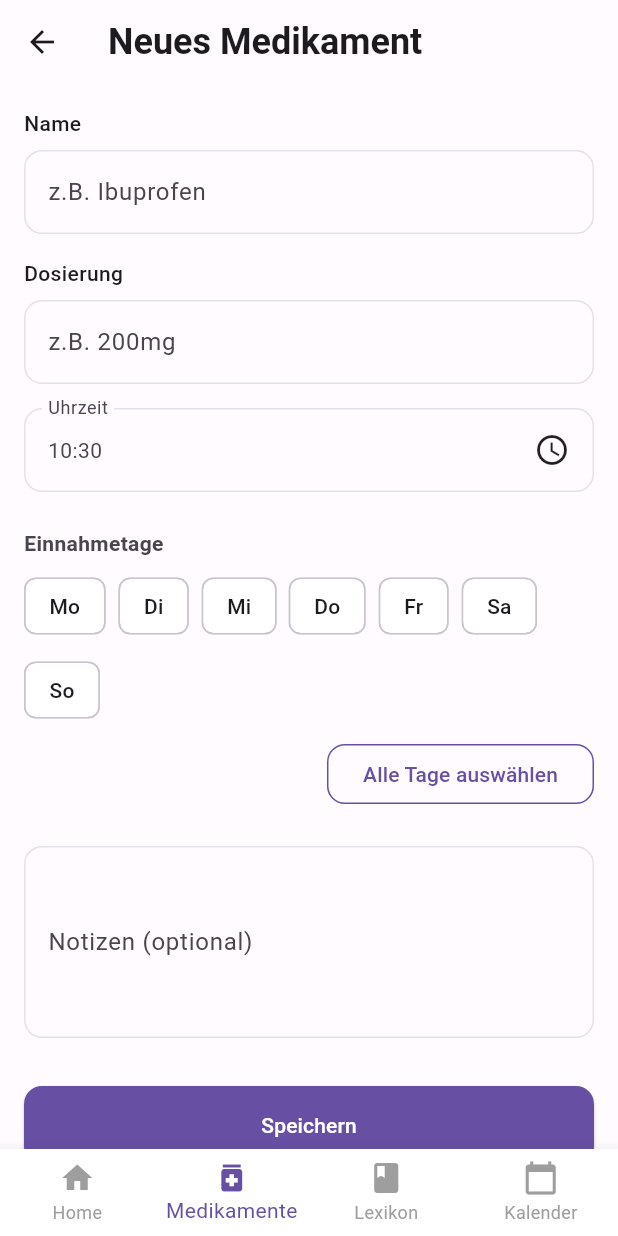
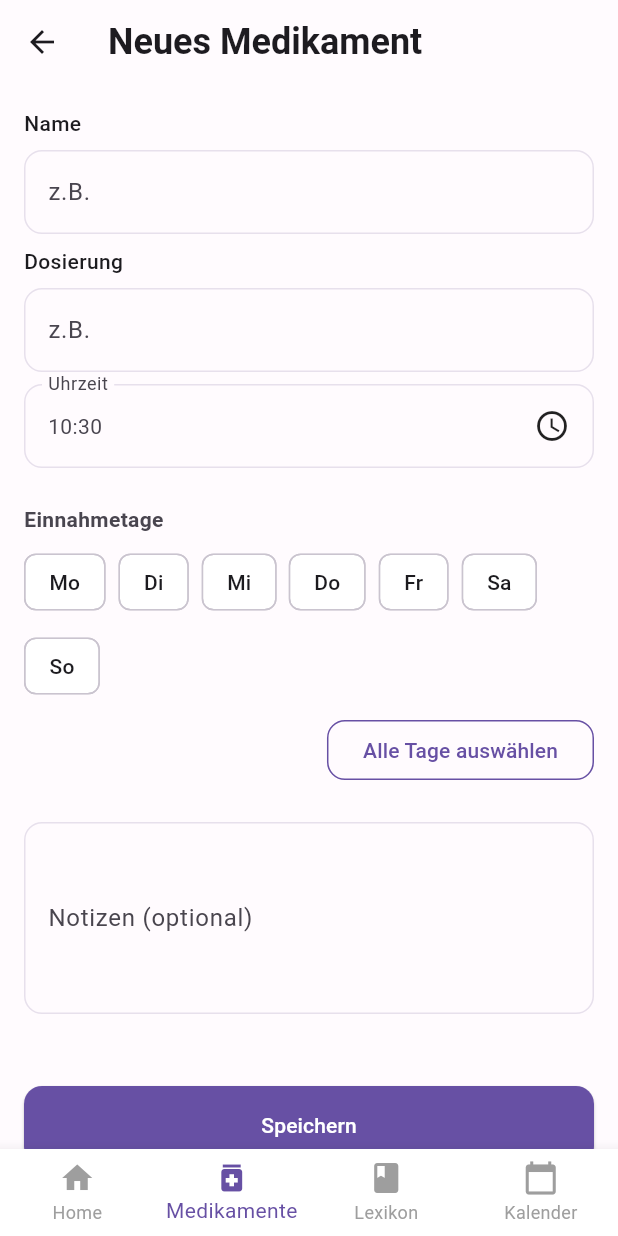
Before and after one commit to Otti02/pillpilot, a Flutter app: the screen it shows after launch, item 2 of the bottom bar chosen, after a tap on the "add" icon, on a phone screen of 412 x 824 dp. Run offline on Flutter 3.47's test engine with Material 3 defaults, Android fonts, the phone set to English and light mode, and no system bars; our stand-ins replace flutter_bloc, flutter_local_notifications, go_router, hive_flutter, timezone; accounts and stored records are empty.

Commit message:
fix hardcoded strings and constants

```diff
--- a/pillpilot/lib/pages/calendar_page.dart
+++ b/pillpilot/lib/pages/calendar_page.dart
@@ -9,6 +9,7 @@ import '../theme/app_theme.dart';
 import '../widgets/appointment_item.dart';
 import '../widgets/custom_button.dart';
 import '../widgets/custom_calendar.dart';
+import '../theme/app_strings.dart';
 
 class CalendarPage extends StatelessWidget {
   const CalendarPage({super.key});
@@ -51,7 +52,7 @@ class _CalendarPageContentState extends State<_CalendarPageContent> {
   Future<void> _addAppointment(BuildContext context) async {
     if (_titleController.text.isEmpty) {
       ScaffoldMessenger.of(context).showSnackBar(
-        const SnackBar(content: Text('Bitte gib einen Titel ein')),
+        const SnackBar(content: Text(AppStrings.bitteGibEinenTitelEin)),
       );
       return;
     }
@@ -75,7 +76,7 @@ class _CalendarPageContentState extends State<_CalendarPageContent> {
       _loadAppointments();
 
       ScaffoldMessenger.of(context).showSnackBar(
-        const SnackBar(content: Text('Termin erfolgreich erstellt')),
+        const SnackBar(content: Text(AppStrings.terminErfolgreichErstellt)),
       );
     } catch (e) {
       if (!mounted) return;
@@ -107,7 +108,7 @@ class _CalendarPageContentState extends State<_CalendarPageContent> {
     showDialog(
       context: context,
       builder: (dialogContext) => SimpleDialog(
-        title: const Text('Neuer Termin'),
+        title: const Text(AppStrings.neuerTermin),
         contentPadding: const EdgeInsets.all(16.0),
         children: [
           Text(
@@ -118,7 +119,7 @@ class _CalendarPageContentState extends State<_CalendarPageContent> {
           TextField(
             controller: _titleController,
             decoration: const InputDecoration(
-              labelText: 'Titel',
+              labelText: AppStrings.titel,
               border: OutlineInputBorder(),
             ),
           ),
@@ -146,7 +147,7 @@ class _CalendarPageContentState extends State<_CalendarPageContent> {
             },
             child: InputDecorator(
               decoration: const InputDecoration(
-                labelText: 'Uhrzeit',
+                labelText: AppStrings.uhrzeit,
                 border: OutlineInputBorder(),
               ),
               child: Row(
@@ -162,7 +163,7 @@ class _CalendarPageContentState extends State<_CalendarPageContent> {
           TextField(
             controller: _notesController,
             decoration: const InputDecoration(
-              labelText: 'Notizen',
+              labelText: AppStrings.notizen,
               border: OutlineInputBorder(),
             ),
             maxLines: 3,
@@ -173,12 +174,12 @@ class _CalendarPageContentState extends State<_CalendarPageContent> {
             children: [
               CustomButton(
                 onPressed: () => Navigator.of(dialogContext).pop(),
-                text: 'Abbrechen',
+                text: AppStrings.abbrechen,
               ),
               const SizedBox(width: 8),
               CustomButton(
                 onPressed: () => _addAppointment(dialogContext),
-                text: 'Speichern',
+                text: AppStrings.speichern,
               ),
             ],
           ),
@@ -217,7 +218,7 @@ class _CalendarPageContentState extends State<_CalendarPageContent> {
             mainAxisAlignment: MainAxisAlignment.end,
             children: [
               CustomButton(
-                text: 'Löschen',
+                text: AppStrings.loeschen,
                 color: Colors.red,
                 onPressed: () {
                   Navigator.of(dialogContext).pop();
@@ -226,7 +227,7 @@ class _CalendarPageContentState extends State<_CalendarPageContent> {
               ),
               const SizedBox(width: 8),
               CustomButton(
-                text: 'Schließen',
+                text: AppStrings.schliessen,
                 onPressed: () => Navigator.of(dialogContext).pop(),
               ),
             ],
@@ -246,7 +247,7 @@ class _CalendarPageContentState extends State<_CalendarPageContent> {
             crossAxisAlignment: CrossAxisAlignment.start,
             children: [
               Text(
-                'Kalender',
+                AppStrings.kalender,
                 style: TextStyle(
                   fontSize: 24,
                   fontWeight: FontWeight.bold,
@@ -255,7 +256,7 @@ class _CalendarPageContentState extends State<_CalendarPageContent> {
               ),
               const SizedBox(height: 16),
               Text(
-                'Plane deine Termine',
+                AppStrings.planeDeineTermine,
                 style: TextStyle(
                   fontSize: 18,
                   color: AppTheme.secondaryTextColor,
@@ -297,7 +298,7 @@ class _CalendarPageContentState extends State<_CalendarPageContent> {
         crossAxisAlignment: CrossAxisAlignment.start,
         children: [
           Text(
-            'Termine am ${DateFormat('dd.MM.yyyy').format(_selectedDate)}',
+            '${AppStrings.termineAm} ${DateFormat('dd.MM.yyyy').format(_selectedDate)}',
             style: const TextStyle(
               fontSize: 18,
               fontWeight: FontWeight.bold,
@@ -312,7 +313,7 @@ class _CalendarPageContentState extends State<_CalendarPageContent> {
                 }
 
                 if (model.appointments.isEmpty) {
-                  return const Center(child: Text('Keine Termine an diesem Tag'));
+                  return const Center(child: Text(AppStrings.keineTermineAnDiesemTag));
                 }
 
                 return ListView.builder(
--- a/pillpilot/lib/pages/diary_page.dart
+++ b/pillpilot/lib/pages/diary_page.dart
@@ -1,5 +1,6 @@
 import 'package:flutter/material.dart';
 import '../theme/app_theme.dart';
+import '../theme/app_strings.dart';
 
 class DiaryPage extends StatelessWidget {
   const DiaryPage({super.key});
@@ -14,7 +15,7 @@ class DiaryPage extends StatelessWidget {
             crossAxisAlignment: CrossAxisAlignment.start,
             children: [
               Text(
-                'Tagebuch',
+                AppStrings.tagebuch,
                 style: TextStyle(
                   fontSize: 24,
                   fontWeight: FontWeight.bold,
@@ -23,7 +24,7 @@ class DiaryPage extends StatelessWidget {
               ),
               const SizedBox(height: 16),
               Text(
-                'Führe dein Gesundheitstagebuch',
+                AppStrings.fuehreDeinGesundheitstagebuch,
                 style: TextStyle(
                   fontSize: 18,
                   color: AppTheme.secondaryTextColor,
@@ -42,7 +43,7 @@ class DiaryPage extends StatelessWidget {
                       ),
                       const SizedBox(height: 20),
                       Text(
-                        'Tagebuch Screen',
+                        AppStrings.tagebuchScreen,
                         style: Theme.of(context).textTheme.headlineSmall,
                       ),
                     ],
--- a/pillpilot/lib/pages/home_page.dart
+++ b/pillpilot/lib/pages/home_page.dart
@@ -6,6 +6,7 @@ import '../widgets/appointment_item.dart';
 import '../widgets/medication_item.dart';
 import '../models/medication_model.dart';
 import '../models/appointment_model.dart';
+import '../theme/app_strings.dart';
 
 class HomePage extends StatefulWidget {
   const HomePage({super.key});
@@ -163,7 +164,7 @@ class _HomePageState extends State<HomePage> {
             TextButton(
               onPressed: () => Navigator.of(context).pop(),
               child: Text(
-                'Schließen',
+                AppStrings.schliessen,
                 style: TextStyle(color: AppTheme.primaryColor),
               ),
             ),
@@ -182,7 +183,7 @@ class _HomePageState extends State<HomePage> {
           crossAxisAlignment: CrossAxisAlignment.start,
           children: [
             Padding(
-              padding: const EdgeInsets.all(16.0),
+              padding: const EdgeInsets.all(AppTheme.defaultPadding),
               child: Column(
                 crossAxisAlignment: CrossAxisAlignment.start,
                 children: [
@@ -195,7 +196,7 @@ class _HomePageState extends State<HomePage> {
                     ),
                   ),
                   Text(
-                    'Deine Einnahmen Heute',
+                    AppStrings.deineEinnahmenHeute,
                     style: TextStyle(
                       fontSize: 18,
                       fontWeight: FontWeight.w600,
@@ -204,7 +205,7 @@ class _HomePageState extends State<HomePage> {
                   ),
                   if (_welcomeMessage.isNotEmpty)
                     Padding(
-                      padding: const EdgeInsets.only(top: 8.0),
+                      padding: const EdgeInsets.only(top: AppTheme.smallPadding),
                       child: Text(
                         _welcomeMessage,
                         style: TextStyle(
@@ -225,7 +226,7 @@ class _HomePageState extends State<HomePage> {
                   crossAxisAlignment: CrossAxisAlignment.start,
                   children: [
                     _medications.isEmpty
-                        ? _buildEmptyState('Keine Medikamente vorhanden')
+                        ? _buildEmptyState(AppStrings.keineMedikamenteVorhanden)
                         : ListView.builder(
                       shrinkWrap: true,
                       physics: const NeverScrollableScrollPhysics(),
@@ -239,10 +240,10 @@ class _HomePageState extends State<HomePage> {
                         );
                       },
                     ),
-                    const SizedBox(height: 24),
-                    _buildSectionTitle('Heutige Termine'),
+                    const SizedBox(height: AppTheme.largePadding),
+                    _buildSectionTitle(AppStrings.heutigeTermine),
                     _todayAppointments.isEmpty
-                        ? _buildEmptyState('Keine Termine für heute')
+                        ? _buildEmptyState(AppStrings.keineTermineFuerHeute)
                         : ListView.builder(
                       shrinkWrap: true,
                       physics: const NeverScrollableScrollPhysics(),
@@ -267,7 +268,7 @@ class _HomePageState extends State<HomePage> {
 
   Widget _buildSectionTitle(String title) {
     return Padding(
-      padding: const EdgeInsets.symmetric(horizontal: 16.0),
+      padding: const EdgeInsets.symmetric(horizontal: AppTheme.defaultPadding),
       child: Text(
         title,
         style: TextStyle(
@@ -282,7 +283,7 @@ class _HomePageState extends State<HomePage> {
   Widget _buildEmptyState(String message) {
     return Center(
       child: Padding(
-        padding: const EdgeInsets.symmetric(vertical: 24.0),
+        padding: const EdgeInsets.symmetric(vertical: AppTheme.defaultPadding),
         child: Text(
           message,
           style: TextStyle(fontSize: 16, color: AppTheme.secondaryTextColor),
--- a/pillpilot/lib/pages/lexicon_detail_page.dart
+++ b/pillpilot/lib/pages/lexicon_detail_page.dart
@@ -1,6 +1,7 @@
 import 'package:flutter/material.dart';
 import '../models/lexicon_entry_model.dart';
 import '../theme/app_theme.dart';
+import '../theme/app_strings.dart';
 
 class LexiconDetailPage extends StatelessWidget {
   final LexiconEntry entry;
@@ -52,21 +53,21 @@ class LexiconDetailPage extends StatelessWidget {
                   children: [
                     // Type
                     _buildInfoSection(
-                      title: 'Art',
+                      title: AppStrings.art,
                       content: entry.type,
                     ),
                     const SizedBox(height: 16),
 
                     // Description
                     _buildInfoSection(
-                      title: 'Informationen',
+                      title: AppStrings.informationen,
                       content: entry.description,
                     ),
                     const SizedBox(height: 16),
 
                     // Usage information
                     _buildInfoSection(
-                      title: 'Einnahmeinformationen',
+                      title: AppStrings.einnahmeinformationen,
                       content: entry.usageInfo,
                     ),
                   ],
--- a/pillpilot/lib/pages/lexicon_page.dart
+++ b/pillpilot/lib/pages/lexicon_page.dart
@@ -4,6 +4,7 @@ import '../controllers/lexicon/lexicon_controller.dart';
 import '../models/lexicon_entry_model.dart';
 import '../models/lexicon_state_model.dart';
 import '../theme/app_theme.dart';
+import '../theme/app_strings.dart';
 import 'lexicon_detail_page.dart';
 
 class LexiconPage extends StatelessWidget {
@@ -83,7 +84,7 @@ class _LexiconPageContentState extends State<_LexiconPageContent> {
                 crossAxisAlignment: CrossAxisAlignment.start,
                 children: [
                   Text(
-                    'Lexikon',
+                    AppStrings.lexikon,
                     style: TextStyle(
                       fontSize: 24,
                       fontWeight: FontWeight.bold,
@@ -101,7 +102,7 @@ class _LexiconPageContentState extends State<_LexiconPageContent> {
                     child: TextField(
                       controller: _searchController,
                       decoration: InputDecoration(
-                        hintText: 'Medikament / Supplement',
+                        hintText: AppStrings.searchHint,
                         prefixIcon: Icon(Icons.search, color: AppTheme.primaryColor),
                         border: InputBorder.none,
                         contentPadding: const EdgeInsets.symmetric(horizontal: 16, vertical: 12),
@@ -123,7 +124,7 @@ class _LexiconPageContentState extends State<_LexiconPageContent> {
                   if (filteredEntries.isEmpty) {
                     return Center(
                       child: Text(
-                        'Keine Einträge gefunden',
+                        AppStrings.noEntriesFound,
                         style: TextStyle(
                           fontSize: 16,
                           color: AppTheme.secondaryTextColor,
--- a/pillpilot/lib/pages/medication_edit_page.dart
+++ b/pillpilot/lib/pages/medication_edit_page.dart
@@ -3,6 +3,7 @@ import 'package:intl/intl.dart';
 import '../controllers/medication/medication_controller.dart';
 import '../models/medication_model.dart';
 import '../theme/app_theme.dart';
+import '../theme/app_strings.dart';
 import '../widgets/custom_text_field.dart';
 
 class MedicationEditPage extends StatefulWidget {
@@ -52,15 +53,15 @@ class _MedicationEditPageState extends State<MedicationEditPage> {
 
   Future<void> _saveMedication() async {
     if (_nameController.text.isEmpty) {
-      _showError('Bitte gib einen Namen ein.');
+      _showError(AppStrings.bitteGibEinenNamenEin);
       return;
     }
     if (_dosageController.text.isEmpty) {
-      _showError('Bitte gib eine Dosierung ein.');
+      _showError(AppStrings.bitteGibEineDosierungEin);
       return;
     }
     if (_selectedDays.isEmpty) {
-      _showError('Bitte wähle mindestens einen Wochentag aus.');
+      _showError(AppStrings.bitteWaehleMindestensEinenWochentagAus);
       return;
     }
 
@@ -87,7 +88,7 @@ class _MedicationEditPageState extends State<MedicationEditPage> {
       }
 
       if (mounted) {
-        final message = widget.medication == null ? 'Medikament erstellt' : 'Medikament aktualisiert';
+        final message = widget.medication == null ? AppStrings.medikamentErstellt : AppStrings.medikamentAktualisiert;
         ScaffoldMessenger.of(context).showSnackBar(SnackBar(content: Text(message)));
         Navigator.pop(context, true);
       }
@@ -143,16 +144,16 @@ class _MedicationEditPageState extends State<MedicationEditPage> {
   }
 
   Widget _buildWeekdaySelector() {
-    final weekdays = {1: 'Mo', 2: 'Di', 3: 'Mi', 4: 'Do', 5: 'Fr', 6: 'Sa', 7: 'So'};
+    final weekdays = AppTheme.weekdays;
 
     return Column(
       crossAxisAlignment: CrossAxisAlignment.start,
       children: [
         const Text('Einnahmetage', style: TextStyle(fontWeight: FontWeight.bold)),
-        const SizedBox(height: 8),
+        const SizedBox(height: AppTheme.smallPadding),
         Wrap(
-          spacing: 8.0,
-          runSpacing: 8.0,
+          spacing: AppTheme.smallPadding,
+          runSpacing: AppTheme.smallPadding,
           children: weekdays.entries.map((entry) {
             final isSelected = _selectedDays.contains(entry.key);
             return FilterChip(
@@ -184,7 +185,7 @@ class _MedicationEditPageState extends State<MedicationEditPage> {
     return Scaffold(
       backgroundColor: AppTheme.backgroundColor,
       appBar: AppBar(
-        title: Text(isEditing ? 'Medikament bearbeiten' : 'Neues Medikament'),
+        title: Text(isEditing ? AppStrings.medikamentBearbeiten : AppStrings.neuesMedikament),
         backgroundColor: Colors.transparent,
         elevation: 0,
       ),
@@ -192,33 +193,33 @@ class _MedicationEditPageState extends State<MedicationEditPage> {
           ? const Center(child: CircularProgressIndicator())
           : SafeArea(
         child: SingleChildScrollView(
-          padding: const EdgeInsets.all(16.0),
+          padding: EdgeInsets.all(AppTheme.defaultPadding),
           child: Column(
             crossAxisAlignment: CrossAxisAlignment.start,
             children: [
               CustomTextField(
-                label: 'Name',
-                hint: 'z.B. Ibuprofen',
+                label: AppStrings.name,
+                hint: AppStrings.zB,
                 controller: _nameController,
               ),
-              const SizedBox(height: 16),
+              const SizedBox(height: AppTheme.smallPadding),
               CustomTextField(
-                label: 'Dosierung',
-                hint: 'z.B. 200mg',
+                label: AppStrings.dosierung,
+                hint: AppStrings.zB,
                 controller: _dosageController,
               ),
-              const SizedBox(height: 16),
+              const SizedBox(height: AppTheme.smallPadding),
 
               _buildTimePicker(),
-              const SizedBox(height: 24),
+              const SizedBox(height: AppTheme.largePadding),
               _buildWeekdaySelector(),
-              const SizedBox(height: 8),
+              const SizedBox(height: AppTheme.smallPadding),
               Align(
                 alignment: Alignment.centerRight,
                 child: OutlinedButton(
                   onPressed: () {
                     setState(() {
-                      if (_selectedDays.length == 7) {
+                      if (_selectedDays.length == AppTheme.daysInWeek) {
                         _selectedDays.clear();
                       } else {
                         _selectedDays.clear();
@@ -230,27 +231,27 @@ class _MedicationEditPageState extends State<MedicationEditPage> {
                     foregroundColor: AppTheme.primaryColor,
                     side: BorderSide(color: AppTheme.primaryColor),
                     shape: RoundedRectangleBorder(
-                      borderRadius: BorderRadius.circular(12),
+                      borderRadius: BorderRadius.circular(AppTheme.defaultBorderRadius),
                     ),
                   ),
-                  child: const Text('Alle Tage auswählen'),
+                  child: Text(AppStrings.alleTageAuswaehlen),
                 ),
               ),
-              const SizedBox(height: 24),
+              const SizedBox(height: AppTheme.largePadding),
               TextField(
                 controller: _notesController,
                 maxLines: 4,
-                decoration: const InputDecoration(
-                  labelText: 'Notizen (optional)',
-                  border: OutlineInputBorder(),
+                decoration: InputDecoration(
+                  labelText: AppStrings.notizenOptional,
+                  border: const OutlineInputBorder(),
                 ),
               ),
-              const SizedBox(height: 32),
+              const SizedBox(height: AppTheme.iconCircleSize),
               SizedBox(
                 width: double.infinity,
                 child: ElevatedButton(
                   onPressed: _saveMedication,
-                  child: Text(isEditing ? 'Aktualisieren' : 'Speichern'),
+                  child: Text(isEditing ? AppStrings.aktualisieren : AppStrings.speichern),
                 ),
               ),
             ],
--- a/pillpilot/lib/pages/medications_page.dart
+++ b/pillpilot/lib/pages/medications_page.dart
@@ -8,6 +8,7 @@ import 'package:intl/intl.dart';
 import '../widgets/custom_button.dart'; // Import für den CustomButton
 import '../widgets/medication_item.dart';
 import 'medication_edit_page.dart';
+import '../theme/app_strings.dart';
 
 
 class MedicationsPage extends StatelessWidget {
@@ -96,7 +97,7 @@ class MedicationsPage extends StatelessWidget {
                 crossAxisAlignment: CrossAxisAlignment.start,
                 children: [
                   Text(_getCurrentTime(), style: const TextStyle(fontSize: 24, fontWeight: FontWeight.bold)),
-                  const Text('Deine Medikamente', style: TextStyle(fontSize: 18, fontWeight: FontWeight.w600)),
+                  Text(AppStrings.deineMedikamente, style: const TextStyle(fontSize: 18, fontWeight: FontWeight.w600)),
                   Text('Übersicht aller Medikamente', style: TextStyle(fontSize: 14, color: AppTheme.secondaryTextColor)),
                 ],
               ),
--- /dev/null
+++ b/pillpilot/lib/theme/app_strings.dart
@@ -0,0 +1,59 @@
+class AppStrings {
+  // HomePage
+  static const deineEinnahmenHeute = 'Deine Einnahmen Heute';
+  static const willkommen = 'Willkommen';
+  static const keineMedikamenteVorhanden = 'Keine Medikamente vorhanden';
+  static const uebersichtMedikamente = 'Übersicht aller Medikamente';
+  static const deineMedikamente = 'Deine Medikamente';
+  static const deineTermineHeute = 'Deine Termine Heute';
+  static const keineTermineHeute = 'Keine Termine für heute';
+  static const keineEintraegeGefunden = 'Keine Einträge gefunden';
+  static const tagebuch = 'Tagebuch';
+  static const fuehreGesundheitstagebuch = 'Führe dein Gesundheitstagebuch';
+  static const tagebuchScreen = 'Tagebuch Screen';
+  static const bitteGibEinenTitelEin = 'Bitte gib einen Titel ein';
+  static const bitteGibEinenNamenEin = 'Bitte gib einen Namen ein.';
+  static const bitteGibEineDosierungEin = 'Bitte gib eine Dosierung ein.';
+  static const bitteWaehleWochentag = 'Bitte wähle mindestens einen Wochentag aus.';
+  static const fehler = 'Fehler';
+  static const medikamentErstellt = 'Medikament erstellt';
+  static const medikamentAktualisiert = 'Medikament aktualisiert';
+  static const abbrechen = 'Abbrechen';
+  static const loeschen = 'Löschen';
+  static const medikamentLoeschenTitel = 'Medikament löschen';
+  static const medikamentLoeschenFrage = 'Möchtest du "{name}" wirklich löschen?';
+  static const speichern = 'Speichern';
+  static const aktualisieren = 'Aktualisieren';
+  static const alleTageAuswaehlen = 'Alle Tage auswählen';
+  static const einnahmetage = 'Einnahmetage';
+  static const name = 'Name';
+  static const dosierung = 'Dosierung';
+  static const uhrzeit = 'Uhrzeit';
+  static const notizenOptional = 'Notizen (optional)';
+  static const neuesMedikament = 'Neues Medikament';
+  static const medikamentBearbeiten = 'Medikament bearbeiten';
+  static const lexikon = 'Lexikon';
+  static const medikamentSupplement = 'Medikament / Supplement';
+  static const art = 'Art';
+  static const informationen = 'Informationen';
+  static const einnahmeinformationen = 'Einnahmeinformationen';
+  static const uebersicht = 'Übersicht';
+  static const keineMedikamente = 'Keine Medikamente';
+  static const keineTermine = 'Keine Termine';
+  static const schliessen = 'Schließen';
+  static const heutigeTermine = 'Heutige Termine';
+  static const keineTermineFuerHeute = 'Keine Termine für heute';
+  static const terminErfolgreichErstellt = 'Termin erfolgreich erstellt';
+  static const neuerTermin = 'Neuer Termin';
+  static const titel = 'Titel';
+  static const notizen = 'Notizen';
+  static const kalender = 'Kalender';
+  static const planeDeineTermine = 'Plane deine Termine';
+  static const termineAm = 'Termine am';
+  static const keineTermineAnDiesemTag = 'Keine Termine an diesem Tag';
+  static const bitteWaehleMindestensEinenWochentagAus = 'Bitte wähle mindestens einen Wochentag aus.';
+  static const zB = 'z.B.';
+  static const searchHint = 'Medikament / Supplement';
+  static const noEntriesFound = 'Keine Einträge gefunden';
+  // ... weitere Strings nach Bedarf
+}
--- a/pillpilot/lib/theme/app_theme.dart
+++ b/pillpilot/lib/theme/app_theme.dart
@@ -36,6 +36,33 @@ class AppTheme {
   // Completed/disabled state colors
   static const Color completedTextColor = Colors.grey;
   static const Color completedColor = successColor;
+
+  // Design constants
+  static const double defaultPadding = 16.0;
+  static const double smallPadding = 8.0;
+  static const double largePadding = 24.0;
+  static const double defaultBorderRadius = 12.0;
+  static const double smallBorderRadius = 8.0;
+  static const double iconCircleSize = 48.0;
+  static const double iconFontSize = 20.0;
+  static const double sectionTitleFontSize = 18.0;
+  static const double mainTitleFontSize = 24.0;
+  static const double subtitleFontSize = 16.0;
+  static const double smallFontSize = 14.0;
+  static const double blurRadius = 4.0;
+  static const double spreadRadius = 1.0;
+  static const Offset defaultShadowOffset = Offset(0, 2);
+  static const int daysInWeek = 7;
+
+  static const Map<int, String> weekdays = {
+    1: 'Mo',
+    2: 'Di',
+    3: 'Mi',
+    4: 'Do',
+    5: 'Fr',
+    6: 'Sa',
+    7: 'So',
+  };
 
   static ThemeData get themeData => ThemeData(
     primaryColor: primaryColor,
```
